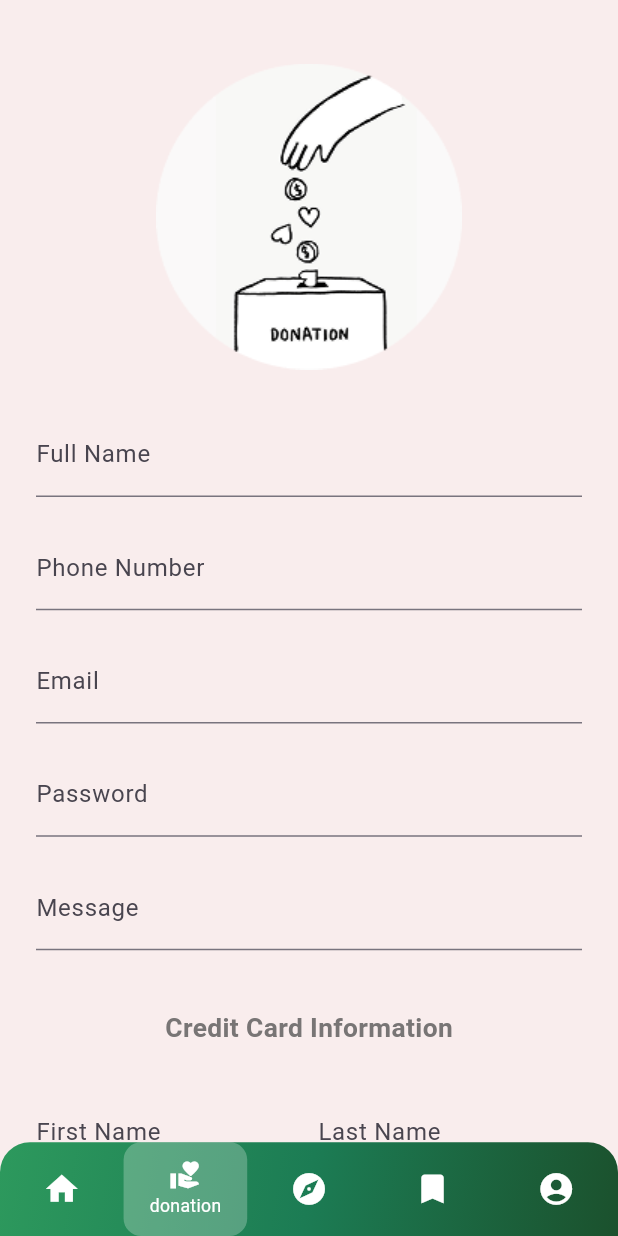
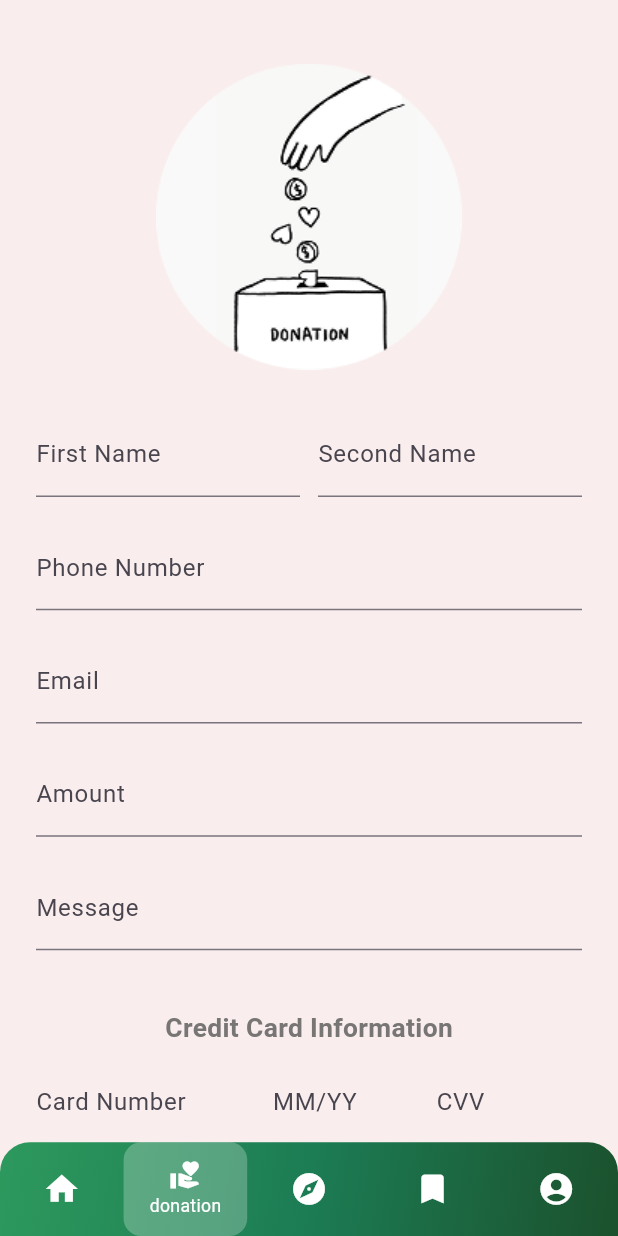
Before and after one commit to Abzoty/heal_meals_flutter, a Flutter app: the DonationPage screen opened by its route, on a phone screen of 412 x 824 dp. Run offline on Flutter 3.47's test engine with Material 3 defaults, Android fonts, the phone set to English and light mode, and no system bars; our stand-ins replace dio, flutter_screenutil, flutter_secure_storage, freezed_annotation, get_it, pretty_dio_logger and 2 more; accounts and stored records are empty; generated files the repository leaves out were written again.

Commit message:
updated donation page fields

```diff
--- a/lib/features/home/ui/pages/donation_page.dart
+++ b/lib/features/home/ui/pages/donation_page.dart
@@ -36,10 +36,10 @@ class DonationPage extends StatelessWidget {
                 SizedBox(height: 8.h),
 
                 // Form fields
-                BuildTextField(hintText: 'Full Name'),
+                BuildDoubleTextField(hintText1: 'First Name', hintText2: 'Second Name'),
                 BuildTextField(hintText: 'Phone Number'),
                 BuildTextField(hintText: 'Email'),
-                BuildTextField(hintText: 'Password', isPassword: true),
+                BuildTextField(hintText: 'Amount'),
                 BuildTextField(hintText: 'Message'),
                 SizedBox(height: 30.h),
                 Center(
@@ -51,11 +51,6 @@ class DonationPage extends StatelessWidget {
                       fontWeight: FontWeight.bold,
                     ),
                   ),
-                ),
-                SizedBox(height: 20.h),
-                BuildDoubleTextField(
-                  hintText1: "First Name",
-                  hintText2: "Last Name",
                 ),
                 const BuildTripleTextField(
                   hintText1: "Card Number",
--- a/lib/main.dart
+++ b/lib/main.dart
@@ -19,7 +19,7 @@ class MyApp extends StatelessWidget {
         return MaterialApp(
           title: 'Heal Meals',
           debugShowCheckedModeBanner: false,
-          initialRoute: AppRoutes.home,
+          initialRoute: AppRoutes.start,
           onGenerateRoute: AppRoutes.generateRoute,
         );
       },
```
